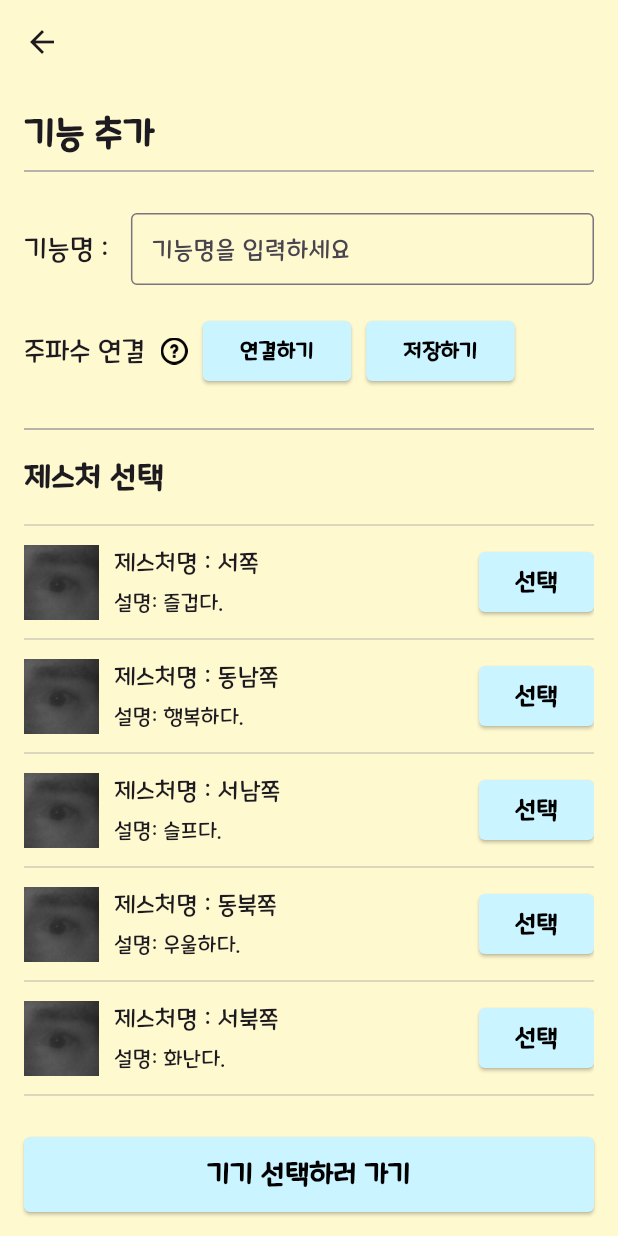
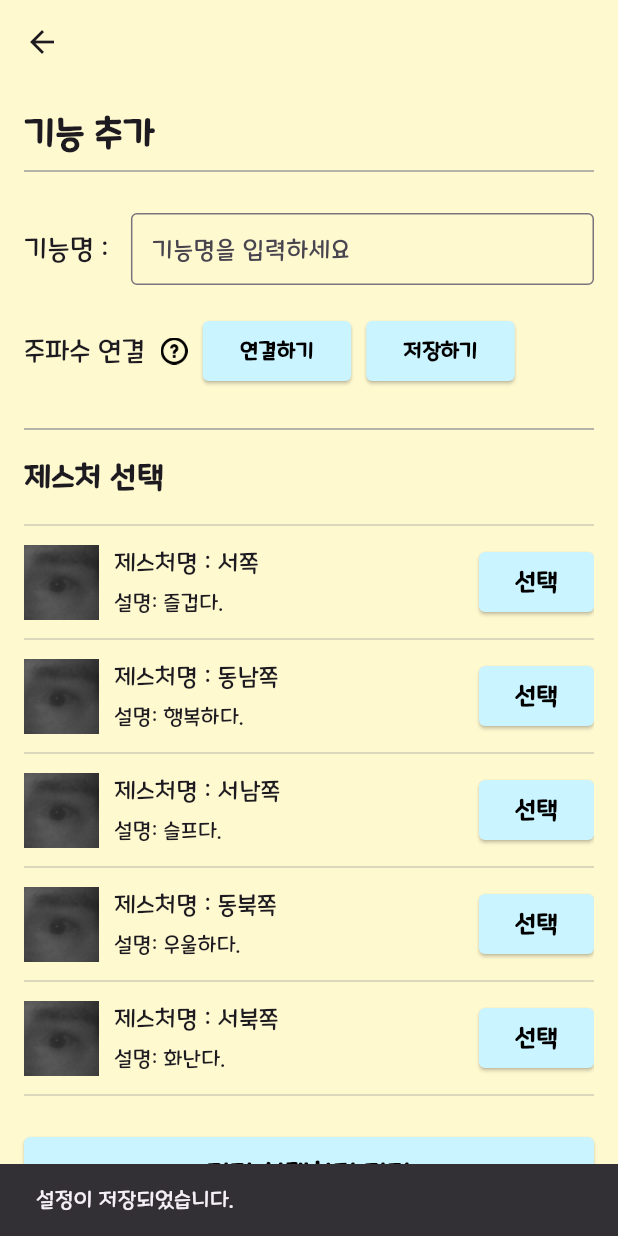
Before and after one commit to IPLaboratory/IPL_EyeTracker_FE, a Flutter app: the MainSettingsPage screen opened directly, scrolled down 213 dp, after a tap on "저장하기", on a phone screen of 412 x 824 dp. Run offline on Flutter 3.47's test engine with Material 3 defaults, Android fonts, the phone set to English and light mode, and no system bars; our stand-ins replace awesome_snackbar_content, camera, flutter_svg, get, image_picker, lottie and 2 more.

Commit message:
TASK #65 : 기능 설정 페이지에 GetX 추가했습니다.

```diff
--- /dev/null
+++ b/lib/Controllers/Feature/Gesture_Choice_Controller.dart
@@ -0,0 +1,9 @@
+import 'package:get/get.dart';
+
+class GestureChoiceController extends GetxController {
+  var selectedGesture = ''.obs;
+
+  void selectGesture(String gestureName) {
+    selectedGesture.value = gestureName;
+  }
+}
--- /dev/null
+++ b/lib/Controllers/Feature/Main_Settings_Controller.dart
@@ -0,0 +1,18 @@
+import 'package:get/get.dart';
+
+class MainSettingsController extends GetxController {
+  var functionName = ''.obs;
+  var isRegistering = false.obs;
+
+  void setFunctionName(String name) {
+    functionName.value = name;
+  }
+
+  void startRegistering() {
+    isRegistering.value = true;
+  }
+
+  void stopRegistering() {
+    isRegistering.value = false;
+  }
+}
--- a/lib/Feature_Settings_Page/Gesture_Choice.dart
+++ b/lib/Feature_Settings_Page/Gesture_Choice.dart
@@ -1,29 +1,24 @@
 import 'package:flutter/material.dart';
+import 'package:get/get.dart';
+import '../Controllers/Feature/Gesture_Choice_Controller.dart'; // Gesture_Choice_Controller 경로에 맞게 변경
 
-class GestureChoice extends StatefulWidget {
-  const GestureChoice({super.key});
+class GestureChoice extends StatelessWidget {
+  GestureChoice({super.key});
 
-  @override
-  _GestureChoiceState createState() => _GestureChoiceState();
-}
-
-class _GestureChoiceState extends State<GestureChoice> {
-  String _selectedGesture = '';
+  final GestureChoiceController controller = Get.put(GestureChoiceController());
 
   Widget _buildGestureItem(String gestureName, String description, String imagePath) {
-    final bool isSelected = _selectedGesture == gestureName;
-
     return Column(
       children: [
         GestureDetector(
           onTap: () {
-            if (!isSelected) {
-              setState(() {
-                _selectedGesture = gestureName;
-              });
+            if (controller.selectedGesture.value != gestureName) {
+              controller.selectGesture(gestureName);
             }
           },
-          child: Container(
+          child: Obx(() {
+            final bool isSelected = controller.selectedGesture.value == gestureName;
+            return Container(
               color: isSelected ? Colors.grey.withOpacity(0.5) : Colors.transparent,
               child: Padding(
                 padding: const EdgeInsets.symmetric(vertical: 5.0),
@@ -58,9 +53,7 @@ class _GestureChoiceState extends State<GestureChoice> {
                         ),
                       ),
                       onPressed: isSelected ? null : () {
-                      setState(() {
-                        _selectedGesture = gestureName;
-                      });
+                        controller.selectGesture(gestureName);
                       },
                       child: const Text(
                         '선택',
@@ -74,7 +67,8 @@ class _GestureChoiceState extends State<GestureChoice> {
                   ],
                 ),
               ),
-          ),
+            );
+          }),
         ),
         const Divider(color: Colors.grey, thickness: 0.5), // 얇은 회색 선 추가
       ],
--- a/lib/Feature_Settings_Page/Main_Settings.dart
+++ b/lib/Feature_Settings_Page/Main_Settings.dart
@@ -1,10 +1,13 @@
 import 'package:flutter/material.dart';
+import 'package:get/get.dart';
+import '../Controllers/Feature/Main_Settings_Controller.dart';
 import 'Help_Icon.dart';
 import 'Gesture_Choice.dart'; // GestureChoice 위젯 임포트
 import 'Notification.dart'; // Notification 파일 임포트
-import 'package:real_test/Device_Select_Page/Main_Device.dart';
 
 class MainSettingsPage extends StatelessWidget {
+  final MainSettingsController controller = Get.put(MainSettingsController());
+
   @override
   Widget build(BuildContext context) {
     return Scaffold(
@@ -42,6 +45,7 @@ class MainSettingsPage extends StatelessWidget {
                 const SizedBox(width: 10),
                 Expanded(
                   child: TextField(
+                    onChanged: (value) => controller.setFunctionName(value),
                     decoration: InputDecoration(
                       border: OutlineInputBorder(),
                       hintText: '기능명을 입력하세요',
@@ -61,13 +65,45 @@ class MainSettingsPage extends StatelessWidget {
                 const SizedBox(width: 10),
                 GestureDetector(
                   onTap: () {
-                    showHelpSnackbar(context); // 스낵바 호출 함수
+                    showHelpSnackbar(context); // showHelpSnackbar 호출
                   },
                   child: Image.asset(
                     'assets/Main_Settings_Question.png', // 이미지 경로
                     width: 18,
                     height: 18,
                   ),
+                ),
+                const SizedBox(width: 10),
+                SizedBox(
+                  width: 99, // 버튼 너비 설정
+                  child: Obx(() => ElevatedButton(
+                    style: ElevatedButton.styleFrom(
+                      backgroundColor: const Color(0xFFCAF4FF),
+                      shape: RoundedRectangleBorder(
+                        borderRadius: BorderRadius.circular(4.0),
+                      ),
+                    ),
+                    onPressed: controller.isRegistering.value ? null : () {
+                      controller.startRegistering();
+                      showRegistrationInProgress(context);
+                      Future.delayed(Duration(seconds: 2), () {
+                        controller.stopRegistering();
+                        ScaffoldMessenger.of(context).showSnackBar(
+                          SnackBar(
+                            content: Text('주파수가 연결되었습니다.'),
+                          ),
+                        );
+                      });
+                    },
+                    child: const Text(
+                      '연결하기',
+                      style: TextStyle(
+                        fontSize: 14,
+                        fontWeight: FontWeight.bold,
+                        color: Colors.black,
+                      ),
+                    ),
+                  )),
                 ),
                 const SizedBox(width: 10),
                 SizedBox(
@@ -80,33 +116,11 @@ class MainSettingsPage extends StatelessWidget {
                       ),
                     ),
                     onPressed: () {
-                      showRegistrationInProgress(context);
-                      // 여기서 주파수 등록 로직 추가
-                      // 등록 완료 시 아래 함수 호출
-                      // showRegistrationComplete(context);
-                    },
-                    child: const Text(
-                      '연결하기',
-                      style: TextStyle(
-                        fontSize: 14,
-                        fontWeight: FontWeight.bold,
-                        color: Colors.black,
-                      ),
-                    ),
-                  ),
-                ),
-                const SizedBox(width: 10),
-                SizedBox(
-                  width: 99, // 버튼 너비 설정
-                  child: ElevatedButton(
-                    style: ElevatedButton.styleFrom(
-                      backgroundColor: const Color(0xFFCAF4FF),
-                      shape: RoundedRectangleBorder(
-                        borderRadius: BorderRadius.circular(4.0),
-                      ),
-                    ),
-                    onPressed: () {
-                      // 저장하기 버튼 기능 추가
+                      ScaffoldMessenger.of(context).showSnackBar(
+                        SnackBar(
+                          content: Text('설정이 저장되었습니다.'),
+                        ),
+                      );
                     },
                     child: const Text(
                       '저장하기',
@@ -144,10 +158,7 @@ class MainSettingsPage extends StatelessWidget {
                   ),
                 ),
                 onPressed: () {
-                  Navigator.push(
-                    context,
-                    MaterialPageRoute(builder: (context) => const MainDevicePage()),
-                  );
+                  Get.toNamed('/mainDevice');
                 },
                 child: const Text(
                   '기기 선택하러 가기',
--- a/lib/main.dart
+++ b/lib/main.dart
@@ -6,6 +6,7 @@ import 'Camera_Page/Camera_Page.dart';
 import 'User_Registration_Page/User_Registration.dart';
 import 'Fake_Splash.dart';
 import 'Profile_Page/Main_Profile.dart'; // MainProfilePage 임포트
+import 'Device_Select_Page/Main_Device.dart'; // MainDevicePage 임포트
 
 void main() {
   runApp(MyApp());
@@ -28,6 +29,7 @@ class MyApp extends StatelessWidget {
         })),
         GetPage(name: '/user_registration', page: () => const UserRegistrationPage()),
         GetPage(name: '/mainProfile', page: () => const MainProfilePage()), // MainProfilePage 경로 추가
+        GetPage(name: '/mainDevice', page: () => const MainDevicePage()), // MainDevicePage 경로 추가
       ],
     );
   }
```
Lines whose indentation alone changed are shown as unchanged.
